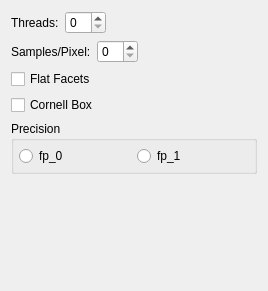
The window that src/gui/dialogs/painter_parameters.ui (cppd/math) describes before a commit, drawn with Qt 5.
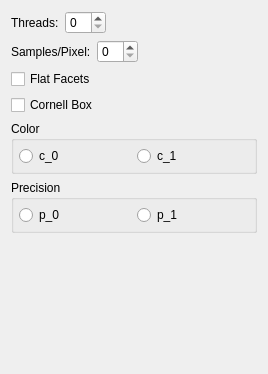
The same window after the commit.

Commit message: painting parameters

Diff of the .ui file:
```diff
--- a/src/gui/dialogs/painter_parameters.ui
+++ b/src/gui/dialogs/painter_parameters.ui
@@ -7,7 +7,7 @@
     <x>0</x>
     <y>0</y>
     <width>268</width>
-    <height>291</height>
+    <height>374</height>
    </rect>
   </property>
   <property name="windowTitle">
@@ -82,6 +82,41 @@
      </property>
     </widget>
    </item>
+   <item>
+    <widget class="QGroupBox" name="groupBox_color">
+     <property name="title">
+      <string>Color</string>
+     </property>
+     <layout class="QHBoxLayout" name="horizontalLayout_2">
+      <property name="leftMargin">
+       <number>5</number>
+      </property>
+      <property name="topMargin">
+       <number>5</number>
+      </property>
+      <property name="rightMargin">
+       <number>5</number>
+      </property>
+      <property name="bottomMargin">
+       <number>5</number>
+      </property>
+      <item>
+       <widget class="QRadioButton" name="radioButton_color_0">
+        <property name="text">
+         <string>c_0</string>
+        </property>
+       </widget>
+      </item>
+      <item>
+       <widget class="QRadioButton" name="radioButton_color_1">
+        <property name="text">
+         <string>c_1</string>
+        </property>
+       </widget>
+      </item>
+     </layout>
+    </widget>
+   </item>
    <item>
     <widget class="QGroupBox" name="groupBox_precision">
      <property name="title">
@@ -103,14 +138,14 @@
       <item>
        <widget class="QRadioButton" name="radioButton_precision_0">
         <property name="text">
-         <string>fp_0</string>
+         <string>p_0</string>
         </property>
        </widget>
       </item>
       <item>
        <widget class="QRadioButton" name="radioButton_precision_1">
         <property name="text">
-         <string>fp_1</string>
+         <string>p_1</string>
         </property>
        </widget>
       </item>
```
The commit also changes 7 other files.
